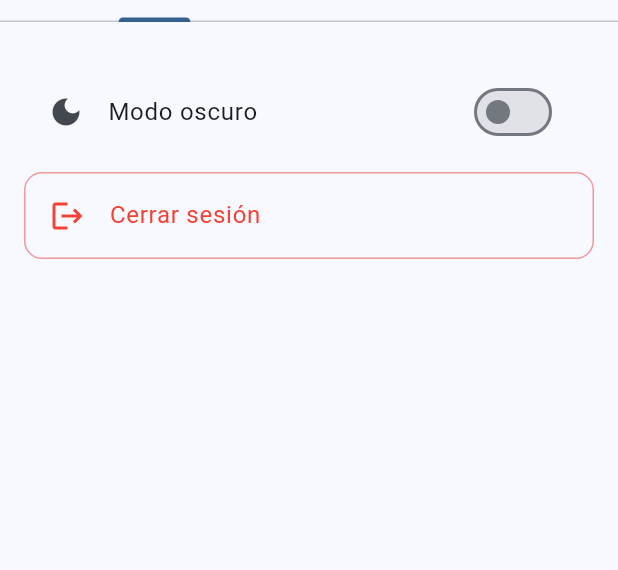
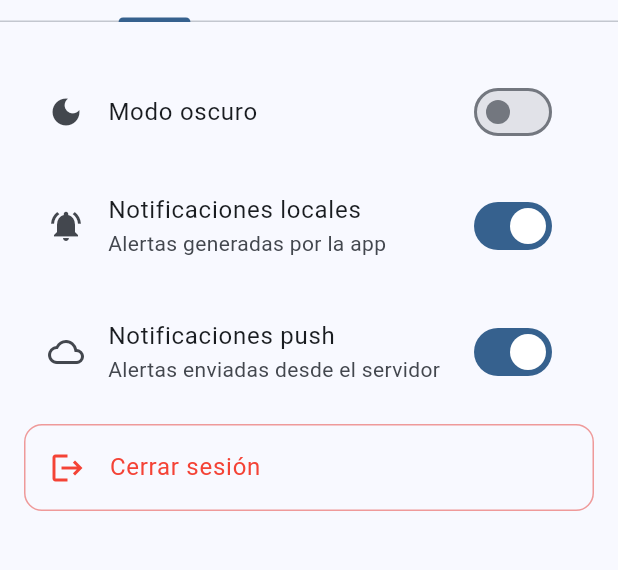
Before and after one commit to jugomo/meteo_alert, a Flutter app: the screen it shows once a user with an empty profile is signed in, after a tap on the "settings" icon, on a phone screen of 412 x 824 dp, the part 134-704 px from its top. Run offline on Flutter 3.47's test engine with Material 3 defaults, Android fonts, the phone set to English and light mode, and no system bars; our stand-ins replace firebase_auth, firebase_core, firebase_database, firebase_messaging, flutter_local_notifications, shared_preferences and 1 more; missing offline and left inert: dart:js_interop; accounts and stored records are empty; generated files the repository leaves out were written again.

Commit message:
added switches to toggle local and server notificatons.

```diff
--- a/app/lib/app.dart
+++ b/app/lib/app.dart
@@ -4,6 +4,7 @@ import 'package:firebase_database/firebase_database.dart';
 import 'package:firebase_messaging/firebase_messaging.dart';
 import 'package:flutter/material.dart';
 
+import 'core/notification_prefs.dart';
 import 'core/theme_notifier.dart';
 import 'presentation/screens/auth_screen.dart';
 import 'presentation/screens/home_screen.dart';
@@ -55,7 +56,7 @@ class MeteoAlertApp extends StatelessWidget {
               }
               final user = snapshot.data;
               if (user == null) return const AuthScreen();
-              _saveFcmToken(user.uid);
+              if (notificationPrefs.push.value) _saveFcmToken(user.uid);
               return HomeScreen(uid: user.uid);
             },
           ),
--- a/app/lib/core/alert_checker.dart
+++ b/app/lib/core/alert_checker.dart
@@ -1,11 +1,13 @@
 import '../data/models/alert.dart';
 import '../data/repositories/weather_repository.dart';
+import 'notification_prefs.dart';
 import 'notification_service.dart';
 
 class AlertChecker {
   static final _weatherRepo = WeatherRepository();
 
   static Future<void> checkAndNotify(List<Alert> alerts) async {
+    if (!notificationPrefs.local.value) return;
     try {
       await Future.wait([
         for (int i = 0; i < alerts.length; i++) _check(i, alerts[i]),
--- /dev/null
+++ b/app/lib/core/notification_prefs.dart
@@ -0,0 +1,30 @@
+import 'package:flutter/foundation.dart';
+import 'package:shared_preferences/shared_preferences.dart';
+
+class NotificationPrefsNotifier {
+  static const _localKey = 'local_notifications_enabled';
+  static const _pushKey = 'push_notifications_enabled';
+
+  final local = ValueNotifier<bool>(true);
+  final push = ValueNotifier<bool>(true);
+
+  Future<void> init() async {
+    final prefs = await SharedPreferences.getInstance();
+    local.value = prefs.getBool(_localKey) ?? true;
+    push.value = prefs.getBool(_pushKey) ?? true;
+  }
+
+  Future<void> setLocal(bool value) async {
+    local.value = value;
+    final prefs = await SharedPreferences.getInstance();
+    await prefs.setBool(_localKey, value);
+  }
+
+  Future<void> setPush(bool value) async {
+    push.value = value;
+    final prefs = await SharedPreferences.getInstance();
+    await prefs.setBool(_pushKey, value);
+  }
+}
+
+final notificationPrefs = NotificationPrefsNotifier();
--- a/app/lib/main.dart
+++ b/app/lib/main.dart
@@ -4,6 +4,7 @@ import 'package:flutter/foundation.dart';
 import 'package:flutter/material.dart';
 
 import 'app.dart';
+import 'core/notification_prefs.dart';
 import 'core/notification_service.dart';
 import 'core/theme_notifier.dart';
 import 'firebase_options.dart';
@@ -22,6 +23,7 @@ void main() async {
     if (e.code != 'duplicate-app') rethrow;
   }
   await themeNotifier.init();
+  await notificationPrefs.init();
   await NotificationService.init();
   runApp(const MeteoAlertApp());
 }
--- a/app/lib/presentation/screens/settings_screen.dart
+++ b/app/lib/presentation/screens/settings_screen.dart
@@ -1,7 +1,15 @@
+import 'package:firebase_auth/firebase_auth.dart';
+import 'package:firebase_core/firebase_core.dart';
+import 'package:firebase_database/firebase_database.dart';
+import 'package:firebase_messaging/firebase_messaging.dart';
 import 'package:flutter/material.dart';
 
+import '../../core/notification_prefs.dart';
 import '../../core/theme_notifier.dart';
 import '../../data/repositories/auth_repository.dart';
+
+const _dbUrl =
+    'https://meteo-alert-409a8-default-rtdb.europe-west1.firebasedatabase.app';
 
 class SettingsScreen extends StatelessWidget {
   const SettingsScreen({super.key});
@@ -34,6 +42,22 @@ class SettingsScreen extends StatelessWidget {
 class _SettingsTab extends StatelessWidget {
   const _SettingsTab();
 
+  Future<void> _onPushChanged(bool value) async {
+    await notificationPrefs.setPush(value);
+    final uid = FirebaseAuth.instance.currentUser?.uid;
+    if (uid == null) return;
+    final ref = FirebaseDatabase.instanceFor(
+      app: Firebase.app(),
+      databaseURL: _dbUrl,
+    ).ref('users/$uid/fcmToken');
+    if (value) {
+      final token = await FirebaseMessaging.instance.getToken();
+      if (token != null) await ref.set(token);
+    } else {
+      await ref.remove();
+    }
+  }
+
   @override
   Widget build(BuildContext context) {
     return ListView(
@@ -47,6 +71,34 @@ class _SettingsTab extends StatelessWidget {
             title: const Text('Modo oscuro'),
             value: mode == ThemeMode.dark,
             onChanged: (_) => themeNotifier.toggle(),
+            shape: RoundedRectangleBorder(
+              borderRadius: BorderRadius.circular(12),
+            ),
+          ),
+        ),
+        const SizedBox(height: 12),
+        ValueListenableBuilder<bool>(
+          valueListenable: notificationPrefs.local,
+          builder: (context, enabled, _) => SwitchListTile(
+            secondary: const Icon(Icons.notifications_active),
+            title: const Text('Notificaciones locales'),
+            subtitle: const Text('Alertas generadas por la app'),
+            value: enabled,
+            onChanged: notificationPrefs.setLocal,
+            shape: RoundedRectangleBorder(
+              borderRadius: BorderRadius.circular(12),
+            ),
+          ),
+        ),
+        const SizedBox(height: 12),
+        ValueListenableBuilder<bool>(
+          valueListenable: notificationPrefs.push,
+          builder: (context, enabled, _) => SwitchListTile(
+            secondary: const Icon(Icons.cloud_outlined),
+            title: const Text('Notificaciones push'),
+            subtitle: const Text('Alertas enviadas desde el servidor'),
+            value: enabled,
+            onChanged: _onPushChanged,
             shape: RoundedRectangleBorder(
               borderRadius: BorderRadius.circular(12),
             ),
```
Also changed, not shown: 1 other file.
